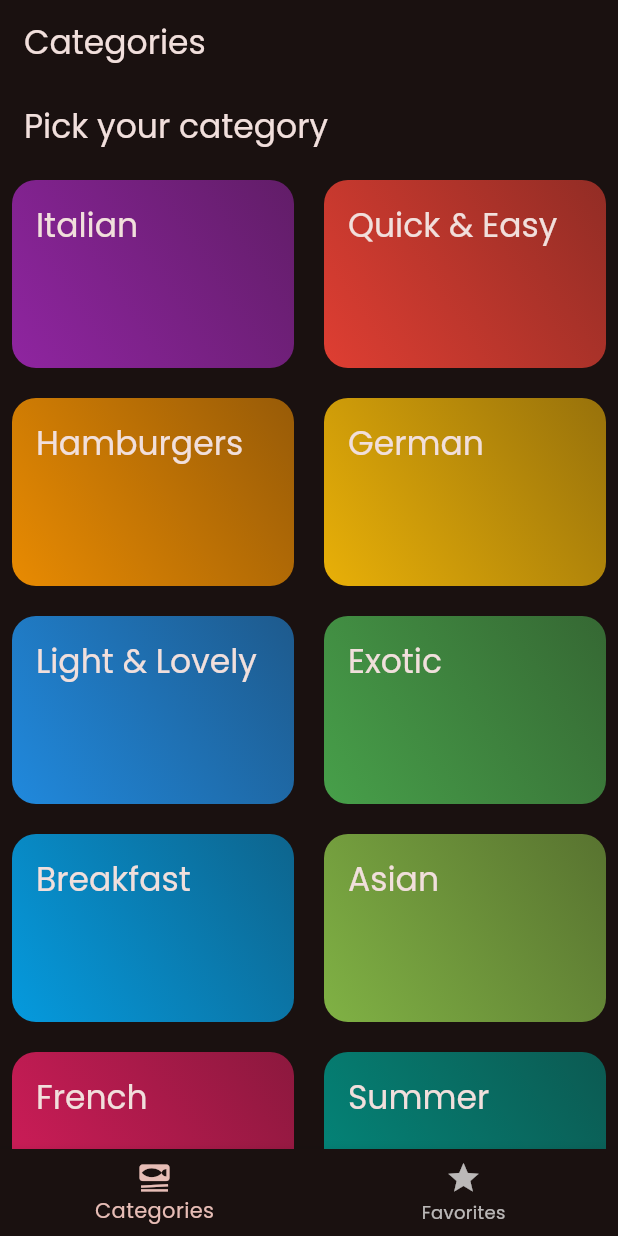
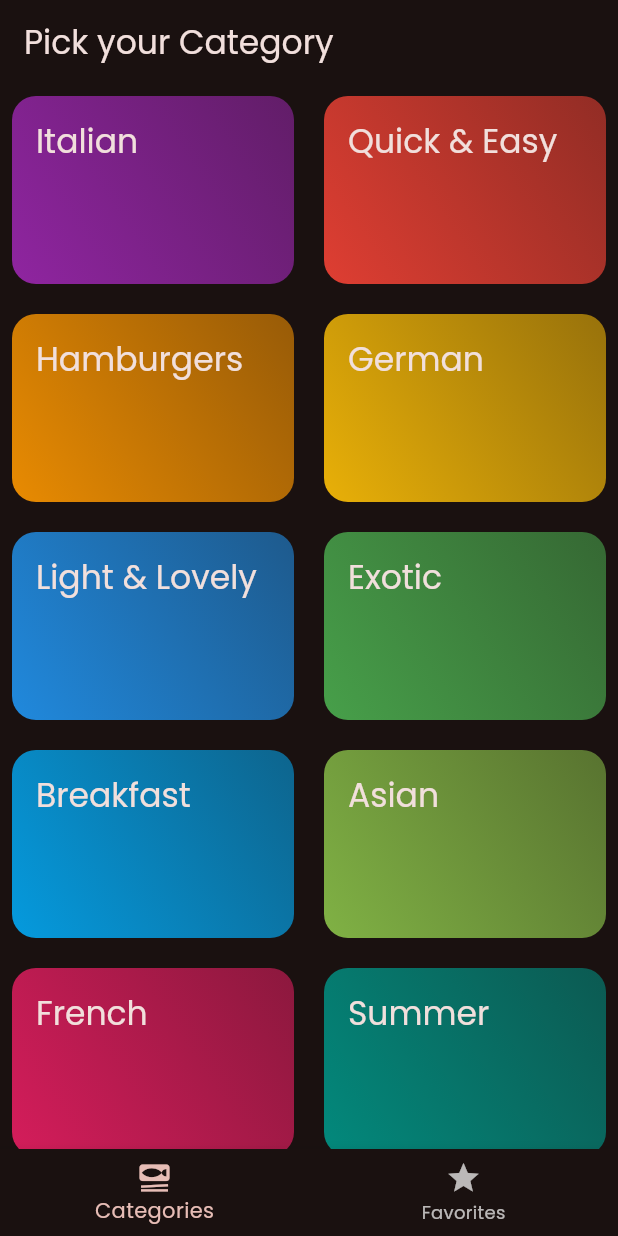
Before and after one commit to alph-a07/flutter-meals, a Flutter app: the screen it shows after launch, on a phone screen of 412 x 824 dp. Run offline on Flutter 3.47's test engine with Material 3 defaults, Android fonts, the phone set to English and light mode, and no system bars; our stand-ins replace google_fonts, transparent_image.

Commit message:
Fix categories screen title

```diff
--- a/lib/screens/categories.dart
+++ b/lib/screens/categories.dart
@@ -20,11 +20,7 @@ class CategoriesScreen extends StatelessWidget {
 
   @override
   Widget build(BuildContext context) {
-    return Scaffold(
-      appBar: AppBar(
-        title: const Text('Pick your category'),
-      ),
-      body: GridView(
+    return GridView(
       padding: const EdgeInsets.all(8),
       gridDelegate: const SliverGridDelegateWithFixedCrossAxisCount(
         crossAxisCount: 2,
@@ -41,7 +37,6 @@ class CategoriesScreen extends StatelessWidget {
             },
           )
       ],
-      ),
     );
   }
 }
--- a/lib/screens/tabs.dart
+++ b/lib/screens/tabs.dart
@@ -21,7 +21,7 @@ class _TabsScreenState extends State<TabsScreen> {
   @override
   Widget build(BuildContext context) {
     Widget activePage = const CategoriesScreen();
-    var activePageTitle = 'Categories';
+    var activePageTitle = 'Pick your Category';
 
     if (_selectedPageIndex == 1) {
       activePage = const MealsScreen(title: 'Favorites', meals: []);
```
Lines whose indentation alone changed are shown as unchanged.
